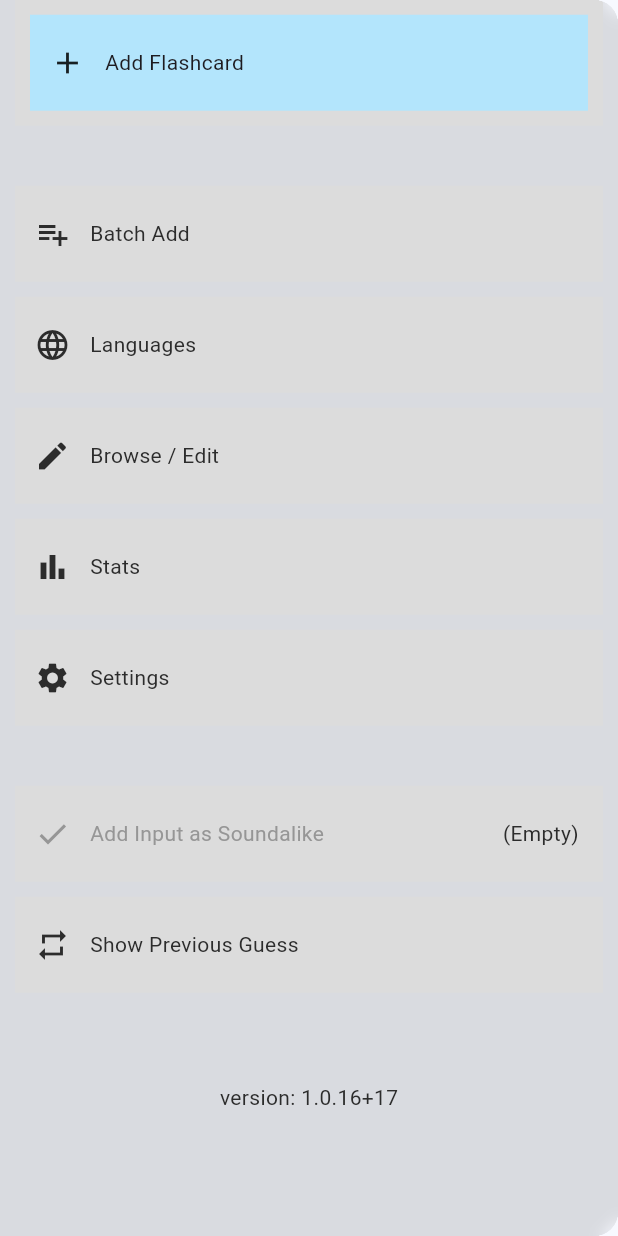
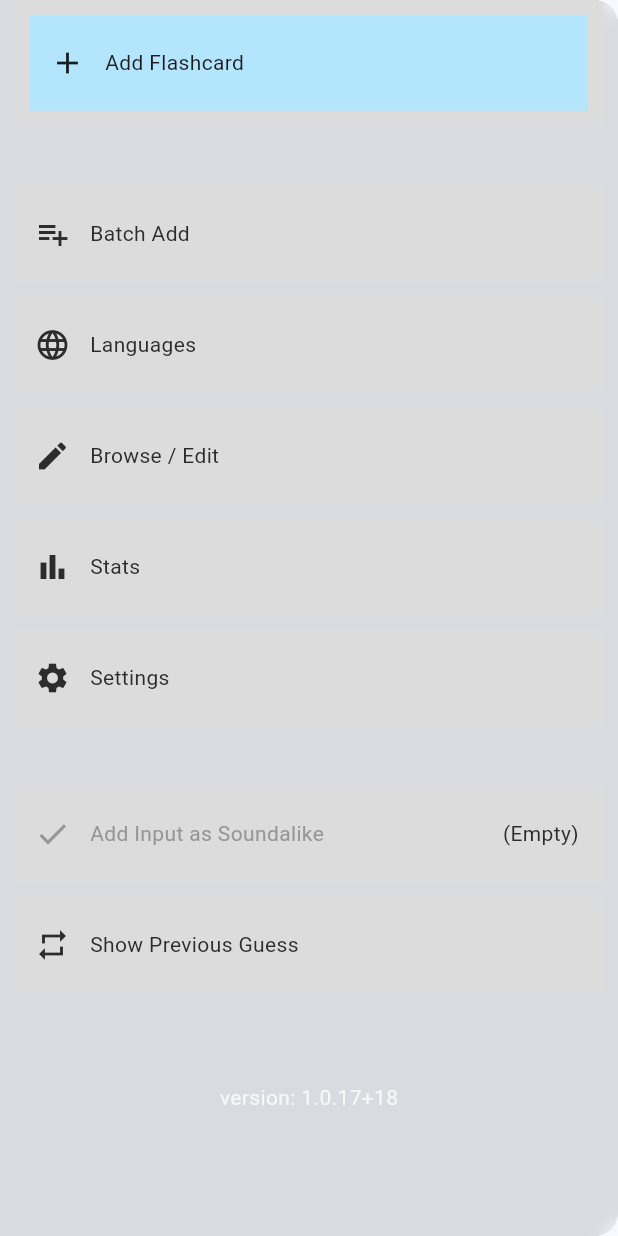
Before and after one commit to davidd647/speaking_flashcards, a Flutter app: the MenuContainer widget shown alone on an empty page, opened directly, scrolled down 511 dp, on a phone screen of 412 x 824 dp. Run offline on Flutter 3.47's test engine with Material 3 defaults, Android fonts, the phone set to English and light mode, and no system bars; our stand-ins replace audioplayers, fl_chart, flutter_tts, fluttertoast, google_fonts, shared_preferences and 2 more; accounts and stored records are empty; Roboto replaces fonts that are missing (Ubuntu).

Commit message:
ver clearer now on menu, also semver update

```diff
--- a/lib/menu.dart
+++ b/lib/menu.dart
@@ -511,7 +511,7 @@ class _MenuContainerState extends State<MenuContainer> {
                 ),
               ),
               const SizedBox(height: 50),
-              Center(child: Text('version: 1.0.16+17', style: TextStyle(color: fgColor))),
+              Center(child: Text('version: 1.0.17+18', style: TextStyle(color: bgColor))),
               const SizedBox(height: 70),
             ],
           ),
--- a/pubspec.yaml
+++ b/pubspec.yaml
@@ -16,7 +16,7 @@ publish_to: 'none' # Remove this line if you wish to publish to pub.dev
 # https://developer.apple.com/library/archive/documentation/General/Reference/InfoPlistKeyReference/Articles/CoreFoundationKeys.html
 # In Windows, build-name is used as the major, minor, and patch parts
 # of the product and file versions while build-number is used as the build suffix.
-version: 1.0.16+17
+version: 1.0.17+18
 
 environment:
   sdk: ^3.5.0
```
Also changed, not shown: 1 other file.
